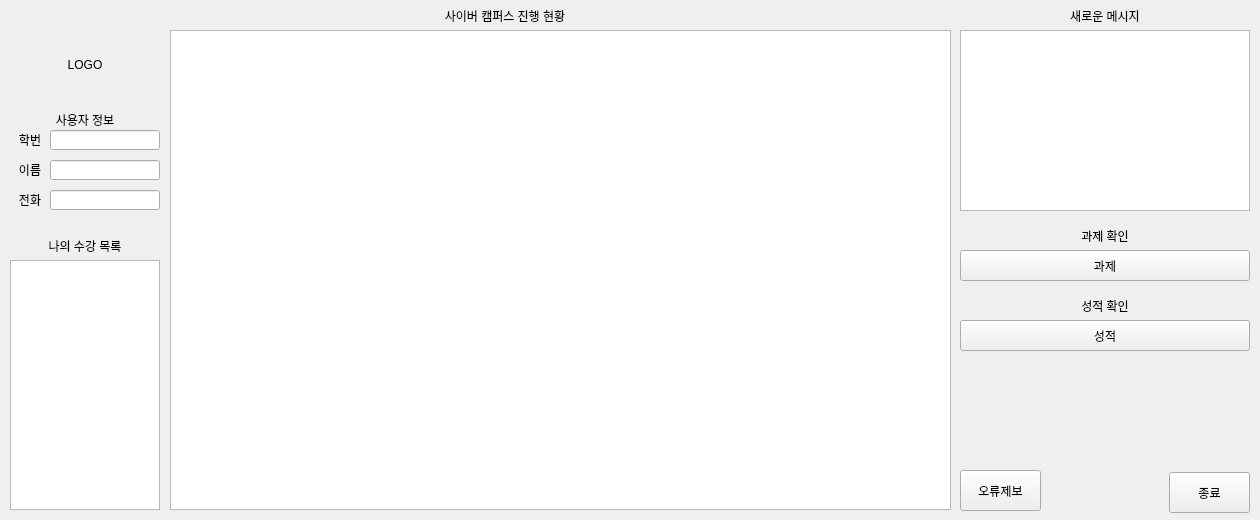
First picture: the form in src/main.ui, repository kim-do-hyeon/jj_cyber_campus_management, before the edit.
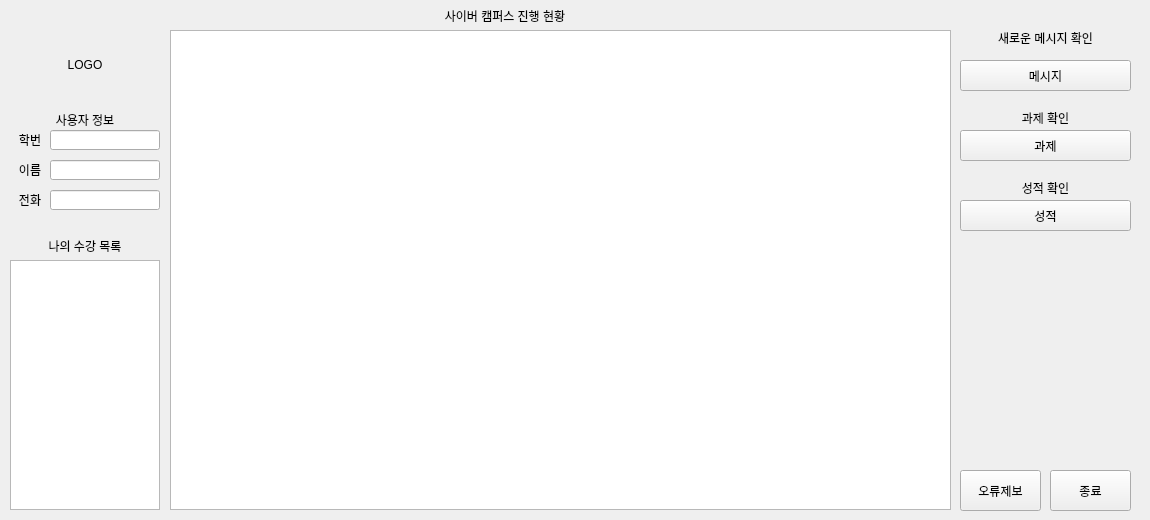
Second picture: the form after the edit.

Commit message: Split message function

Patch:
```diff
--- a/src/main.ui
+++ b/src/main.ui
@@ -6,19 +6,19 @@
    <rect>
     <x>0</x>
     <y>0</y>
-    <width>1260</width>
+    <width>1150</width>
     <height>520</height>
    </rect>
   </property>
   <property name="minimumSize">
    <size>
-    <width>1260</width>
+    <width>1150</width>
     <height>520</height>
    </size>
   </property>
   <property name="maximumSize">
    <size>
-    <width>1260</width>
+    <width>1150</width>
     <height>520</height>
    </size>
   </property>
@@ -36,32 +36,6 @@
      </rect>
     </property>
    </widget>
-   <widget class="QListWidget" name="notice_listWidget">
-    <property name="geometry">
-     <rect>
-      <x>960</x>
-      <y>30</y>
-      <width>290</width>
-      <height>181</height>
-     </rect>
-    </property>
-   </widget>
-   <widget class="QLabel" name="new_message_label">
-    <property name="geometry">
-     <rect>
-      <x>960</x>
-      <y>10</y>
-      <width>290</width>
-      <height>12</height>
-     </rect>
-    </property>
-    <property name="text">
-     <string>새로운 메시지</string>
-    </property>
-    <property name="alignment">
-     <set>Qt::AlignCenter</set>
-    </property>
-   </widget>
    <widget class="QLabel" name="class_label">
     <property name="geometry">
      <rect>
@@ -227,8 +201,8 @@
     <property name="geometry">
      <rect>
       <x>960</x>
-      <y>250</y>
-      <width>290</width>
+      <y>130</y>
+      <width>171</width>
       <height>31</height>
      </rect>
     </property>
@@ -240,9 +214,9 @@
     <property name="geometry">
      <rect>
       <x>960</x>
-      <y>230</y>
-      <width>290</width>
-      <height>12</height>
+      <y>110</y>
+      <width>171</width>
+      <height>16</height>
      </rect>
     </property>
     <property name="text">
@@ -255,8 +229,8 @@
    <widget class="QPushButton" name="exit_button">
     <property name="geometry">
      <rect>
-      <x>1169</x>
-      <y>472</y>
+      <x>1050</x>
+      <y>470</y>
       <width>81</width>
       <height>41</height>
      </rect>
@@ -282,8 +256,8 @@
     <property name="geometry">
      <rect>
       <x>960</x>
-      <y>320</y>
-      <width>290</width>
+      <y>200</y>
+      <width>171</width>
       <height>31</height>
      </rect>
     </property>
@@ -295,9 +269,9 @@
     <property name="geometry">
      <rect>
       <x>960</x>
-      <y>300</y>
-      <width>290</width>
-      <height>12</height>
+      <y>180</y>
+      <width>171</width>
+      <height>16</height>
      </rect>
     </property>
     <property name="text">
@@ -307,6 +281,35 @@
      <set>Qt::AlignCenter</set>
     </property>
    </widget>
+   <widget class="QPushButton" name="message_button">
+    <property name="geometry">
+     <rect>
+      <x>960</x>
+      <y>60</y>
+      <width>171</width>
+      <height>31</height>
+     </rect>
+    </property>
+    <property name="text">
+     <string>메시지</string>
+    </property>
+   </widget>
+   <widget class="QLabel" name="new_message_label">
+    <property name="geometry">
+     <rect>
+      <x>960</x>
+      <y>30</y>
+      <width>171</width>
+      <height>16</height>
+     </rect>
+    </property>
+    <property name="text">
+     <string>새로운 메시지 확인</string>
+    </property>
+    <property name="alignment">
+     <set>Qt::AlignCenter</set>
+    </property>
+   </widget>
   </widget>
  </widget>
  <resources/>
```
The commit also changes 5 other files.
